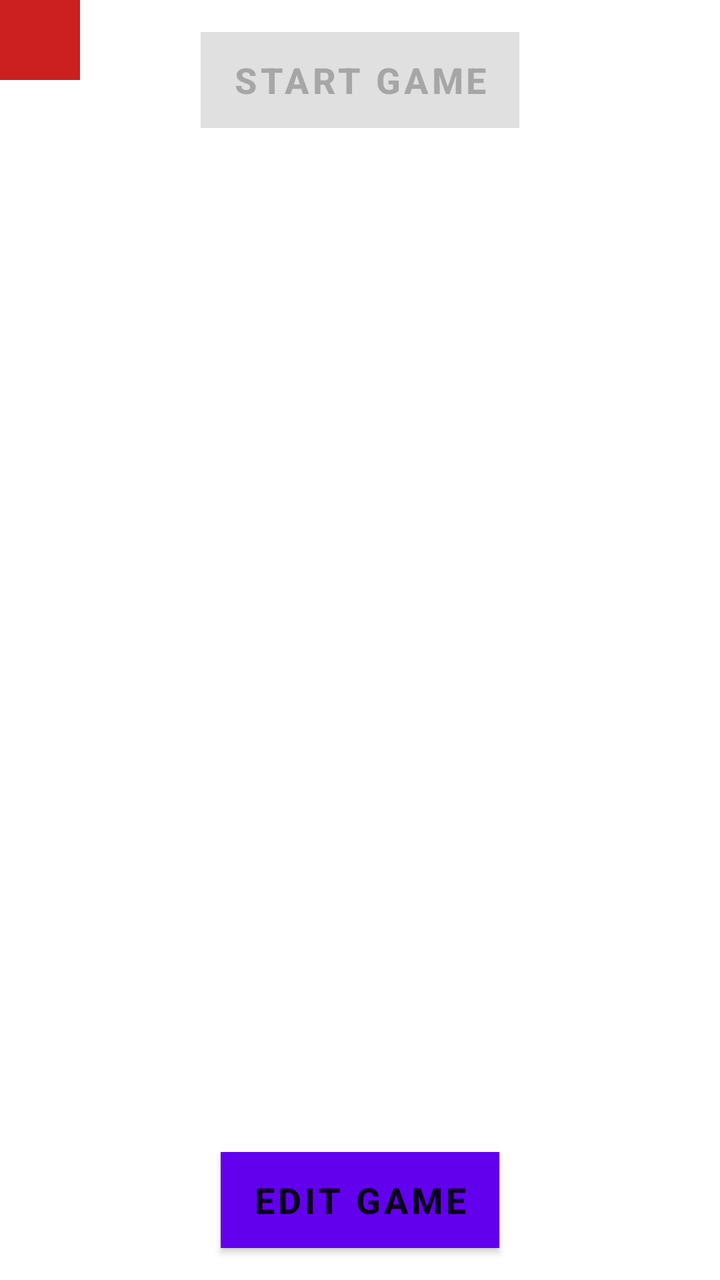
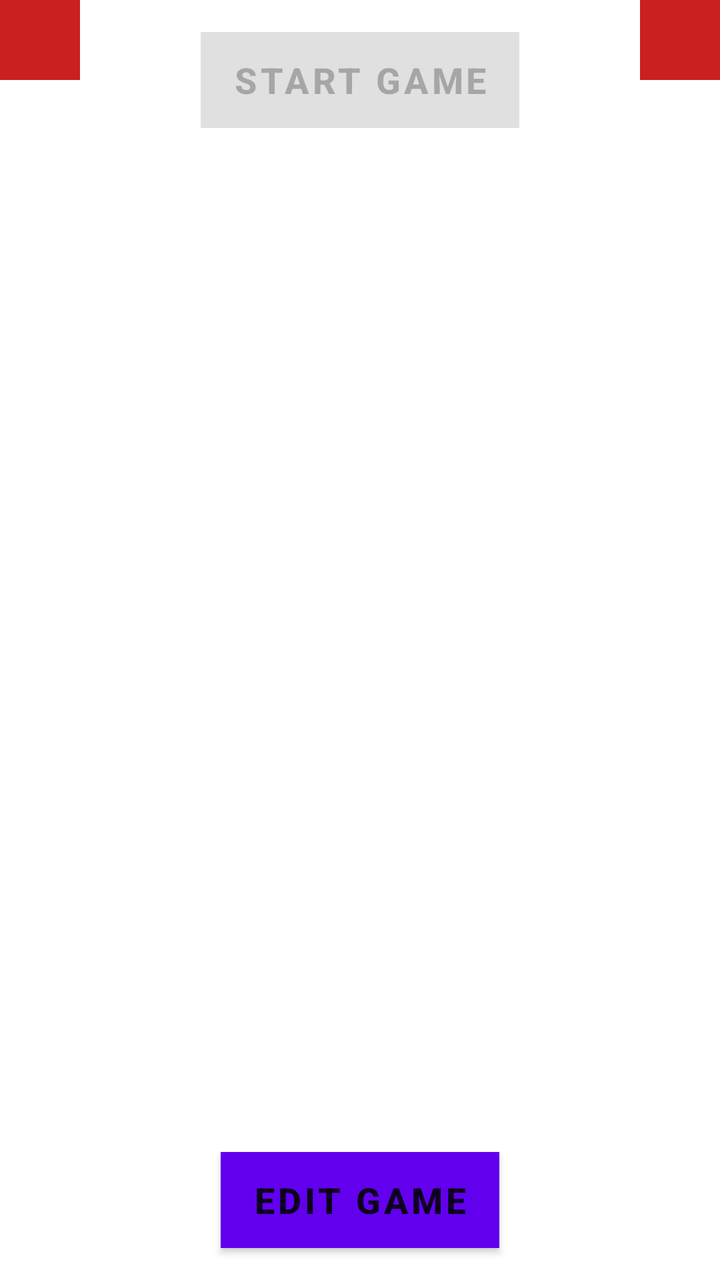

Two renders of the same Android screen: before a commit and after it. Below are the layout's source before the change and the commit's diff.
<!-- AndroidManifest.xml: application theme Theme.Twiligihts -->
<!-- res/layout/fragment_start_screen.xml -->
<?xml version="1.0" encoding="utf-8"?>
<androidx.constraintlayout.widget.ConstraintLayout xmlns:android="http://schemas.android.com/apk/res/android"
    xmlns:app="http://schemas.android.com/apk/res-auto"
    android:layout_width="match_parent"
    android:layout_height="match_parent">

    <Button
        android:id="@+id/startGameButton"
        android:layout_width="wrap_content"
        android:layout_height="wrap_content"
        android:layout_marginTop="16dp"
        android:background="?attr/colorPrimary"
        android:enabled="false"
        android:paddingStart="16dp"
        android:paddingEnd="16dp"
        android:text="Start Game"
        android:textColor="?android:textColorPrimary"
        android:textSize="18sp"
        android:textStyle="bold"
        app:layout_constraintEnd_toEndOf="parent"
        app:layout_constraintStart_toStartOf="parent"
        app:layout_constraintTop_toTopOf="parent" />

    <ImageView
        android:id="@+id/testIcon"
        android:layout_width="40dp"
        android:layout_height="40dp"
        android:background="@color/gem_color_1" />

    <Button
        android:id="@+id/editorButton"
        android:layout_width="wrap_content"
        android:layout_height="wrap_content"
        android:layout_margin="@dimen/padding_16"
        android:layout_marginTop="16dp"
        android:background="?attr/colorPrimary"
        android:text="Edit Game"
        android:textColor="?android:textColorPrimary"
        android:textSize="18sp"
        android:textStyle="bold"
        app:layout_constraintBottom_toBottomOf="parent"
        app:layout_constraintEnd_toEndOf="parent"
        app:layout_constraintStart_toStartOf="parent" />

</androidx.constraintlayout.widget.ConstraintLayout>
<!-- resources referenced by this layout -->
<resources>
  <color name="gem_color_1">#CC1F1F</color>
  <dimen name="padding_16">16dp</dimen>
  <style name="Theme.Twiligihts" parent="Theme.MaterialComponents.DayNight.NoActionBar">
          
          <item name="colorPrimary">@color/purple_500</item>
          <item name="colorPrimaryVariant">@color/purple_700</item>
          <item name="colorOnPrimary">@color/white</item>
          
          <item name="colorSecondary">@color/teal_200</item>
          <item name="colorSecondaryVariant">@color/teal_700</item>
          <item name="colorOnSecondary">@color/black</item>
          
          <item name="android:statusBarColor" tools:targetApi="l">?attr/colorPrimaryVariant</item>
          
      </style>
  <color name="purple_500">#FF6200EE</color>
  <color name="purple_700">#FF3700B3</color>
  <color name="white">#FFFFFFFF</color>
  <color name="teal_200">#FF03DAC5</color>
  <color name="teal_700">#FF018786</color>
  <color name="black">#FF000000</color>
</resources>

<!-- the commit's change to res/layout/fragment_start_screen.xml (unified diff, before → after) -->
@@ -25,7 +25,17 @@
         android:id="@+id/testIcon"
         android:layout_width="40dp"
         android:layout_height="40dp"
-        android:background="@color/gem_color_1" />
+        android:background="@color/gem_color_1"
+        app:layout_constraintStart_toStartOf="parent"
+        app:layout_constraintTop_toTopOf="parent" />
+
+    <ImageView
+        android:id="@+id/againIcon"
+        android:layout_width="40dp"
+        android:layout_height="40dp"
+        android:background="@color/gem_color_1"
+        app:layout_constraintEnd_toEndOf="parent"
+        app:layout_constraintTop_toTopOf="parent" />
 
     <Button
         android:id="@+id/editorButton"
